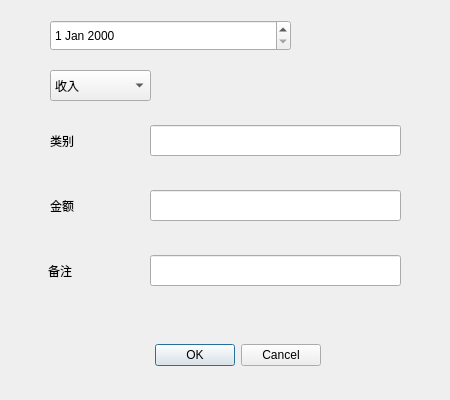
Above: addone.ui from AliceLou007/accountbook before the change. Below: the same form after it.
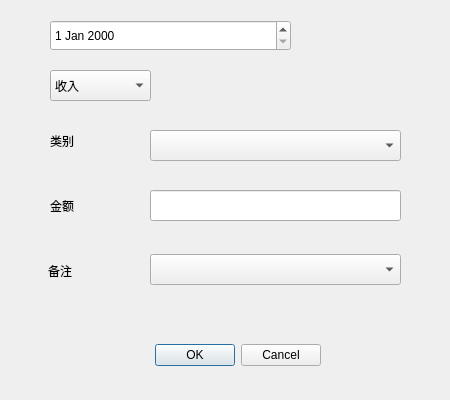
That is the form after the change.

```diff
--- a/addone.ui
+++ b/addone.ui
@@ -23,16 +23,6 @@
     </rect>
    </property>
   </widget>
-  <widget class="QLineEdit" name="lineEditCategory">
-   <property name="geometry">
-    <rect>
-     <x>150</x>
-     <y>125</y>
-     <width>251</width>
-     <height>31</height>
-    </rect>
-   </property>
-  </widget>
   <widget class="QLineEdit" name="lineEditAmount">
    <property name="geometry">
     <rect>
@@ -43,16 +33,6 @@
     </rect>
    </property>
   </widget>
-  <widget class="QLineEdit" name="lineEditComment">
-   <property name="geometry">
-    <rect>
-     <x>150</x>
-     <y>255</y>
-     <width>251</width>
-     <height>31</height>
-    </rect>
-   </property>
-  </widget>
   <widget class="QDialogButtonBox" name="buttonBox">
    <property name="geometry">
     <rect>
@@ -125,6 +105,26 @@
     <string>备注</string>
    </property>
   </widget>
+  <widget class="QComboBox" name="comboCategory">
+   <property name="geometry">
+    <rect>
+     <x>150</x>
+     <y>130</y>
+     <width>251</width>
+     <height>31</height>
+    </rect>
+   </property>
+  </widget>
+  <widget class="QComboBox" name="lineEditComment">
+   <property name="geometry">
+    <rect>
+     <x>150</x>
+     <y>254</y>
+     <width>251</width>
+     <height>31</height>
+    </rect>
+   </property>
+  </widget>
   <zorder>dateEdit</zorder>
   <zorder>lineEditCategory</zorder>
   <zorder>lineEditAmount</zorder>
```
Left out of the diff: 8 changed lines with no effect on the pictures.
